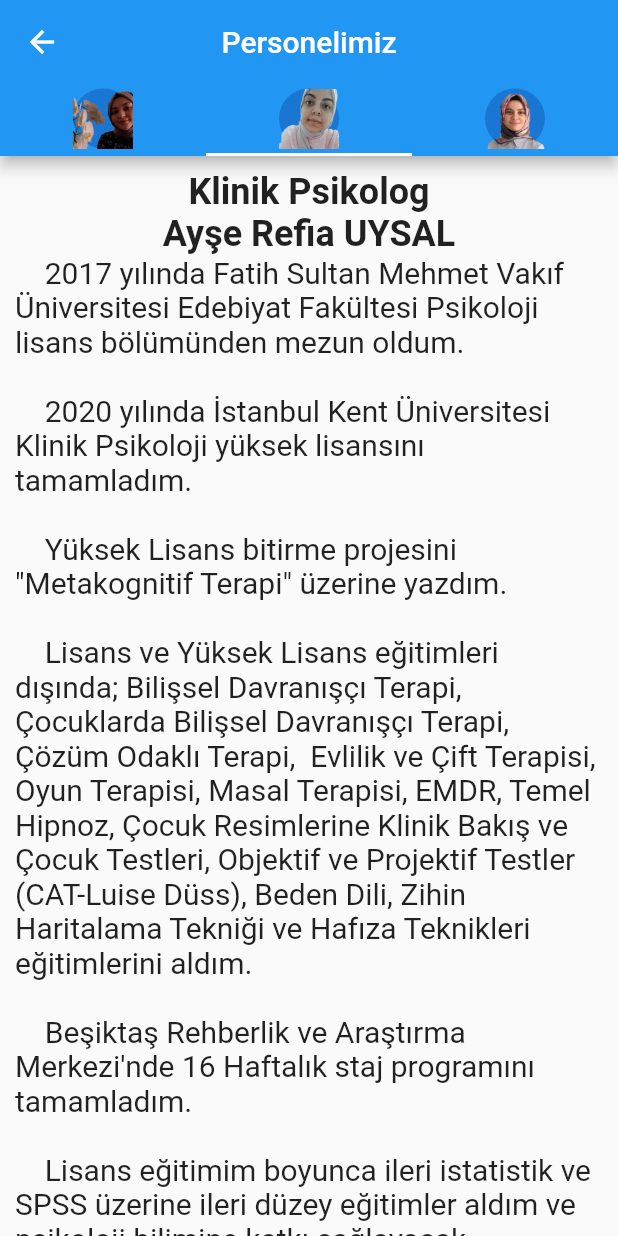
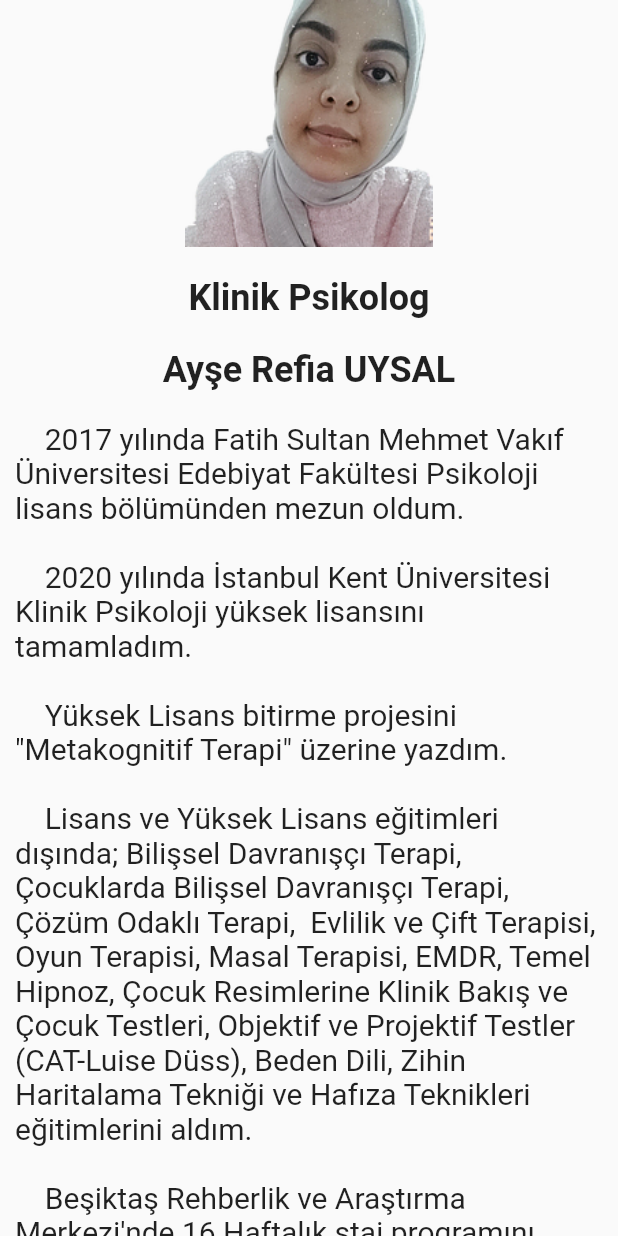
Before and after one commit to yakupbilgen/terapidukkanim, a Flutter app: the PersonelScreenBottomBar screen opened directly, on a phone screen of 412 x 824 dp. Run offline on Flutter 3.47's test engine with Material 2 defaults, Android fonts, the phone set to English and light mode, and no system bars; our stand-ins replace font_awesome_flutter.

Commit message:
personel screen edited

```diff
--- a/lib/screen/bottomappbar/personel.dart
+++ b/lib/screen/bottomappbar/personel.dart
@@ -5,10 +5,10 @@ import '../../widgets/personel_widget.dart';
 class PersonelScreenBottomBar extends StatelessWidget {
   @override
   Widget build(BuildContext context) {
-    final String ayseImage = 'assets/images/personel/ayse.png';
-    final String ayseTitle = 'Klinik Psikolog';
-    final String ayseName = 'Ayşe Refia UYSAL';
-    final String ayseText =
+    final String image = 'assets/images/personel/ayse.png';
+    final String title = 'Klinik Psikolog';
+    final String name = 'Ayşe Refia UYSAL';
+    final String desc =
         """    2017 yılında Fatih Sultan Mehmet Vakıf Üniversitesi Edebiyat Fakültesi Psikoloji lisans bölümünden mezun oldum.
 
     2020 yılında İstanbul Kent Üniversitesi Klinik Psikoloji yüksek lisansını tamamladım.
@@ -25,61 +25,10 @@ class PersonelScreenBottomBar extends StatelessWidget {
 
     Bireysel Terapi, Aile ve Çift Terapisi, Grup Terapisi (Yapılandırılmış Oyun Terapisi Ebeveyn Eğitimi) alanlarında danışan kabul etmekteyim.""";
 
-    final String elifNurImage = 'assets/images/personel/elifnur.png';
-    final String elifnurTitle = 'Psikolojik Danışman';
-    final String elifnurName = 'Elif Nur ERGÜN';
-    final String elifnurText =
-        """    2019 yılında Bahçeşehir Üniversitesi Eğitim Bilimleri Fakültesi Psikolojik Danışmanlık ve Rehberlik bölümünden mezun oldum.
-
-    2016-2019 Bahçeşehir Üniversitesi'nde Yrd. Dr. Nevin Dölek, Prof. Dr. Aynur Eren Gümüş, Prof. Dr. Özlem Karaırmak, Prof. Dr. Berna Güloğlu ve Prof. Dr. Bilge Uzun'dan birden fazla ders alarak ve Psikodrama Enstitüsü'nden Deniz Altınay'dan ders alma fırsatı bularak ayrıcalıklı bir lisans hayatı geçirdim.
-
-    2019 yılında, mezuniyetimden sonra gönüllü psikolojik danışma veren ekiplerle çalıştım.
-
-    2021 Ocak – Mart tarihlerinde İngiltere'deki bir psikolojik danışmanlık şirketi olan Lifelong Counseling’ten EMDR eğitimi aldım, teorik, uygulama ve süpervizyon aşamasından geçtim. Sertifikamı aldım.
-
-    Şuan Life Psikoloji'den Cinsel Terapi ve Evlilik ve Çift Terapi eğitimini alıyorum.
-
-    Ergen ve Yetişkin bireylerle çalışıyorum.""";
-
-    final String seymaImage = 'assets/images/personel/seyma.png';
-    final String seymaTitle = 'Psikolojik Danışman';
-    final String seymaName = 'Şeyma ALBAYRAK';
-    final String seymaText =
-        """    2016 yılında Erciyes Üniversitesi Eğitim Bilimleri Fakültesi Psikolojik Danışmanlık ve Rehberlik bölümünden mezun oldum.
-
-    2014-2016 yılları arasında ortaöğretim kurumlarında stajlarımı tamamladım. Ardından yaklaşık iki yıl ortaöğretim kurumlarında psikolojik danışmanlık yaptım. Şu an hala özel eğitim kurs merkezlerinde psikolojik danışmanlık hizmeti sunmaktayım.
-
-    Eğitim sürecimde ve sonrasında almış olduğum eğitimler; Hipnotik Yeniden İşleme Terapisi, Bilişsel Davranışçı Terapi, Çözüm Odaklı Kısa Süreli Terapi, Aile Danışmanlığı, Filial Terapi, Çocuk Resimlerinin Psiko-Pedagojik Analizi ve Çocuk Testleri Eğitimi, Projektif Testler, Çocuk İstismarında İlk Görüşme Teknikleri. Bireysel Terapi (Ergen-Yetişkin) , Aile Terapisi ve Ebeveyn-Çocuk İlişkisine (Filial Terapi) yönelik danışan kabul etmekteyim.""";
-    return DefaultTabController(
-      initialIndex: 1,
-      length: 3,
-      child: Scaffold(
-        appBar: AppBar(
-          centerTitle: true,
-          title: const Text('Personelimiz'),
-          bottom: TabBar(
-            tabs: <Widget>[
-              Tab(
-                icon: CircleAvatar(child: Image.asset(elifNurImage)),
-                iconMargin: EdgeInsets.all(100),
-              ),
-              Tab(
-                icon: CircleAvatar(child: Image.asset(ayseImage)),
-              ),
-              Tab(
-                icon: CircleAvatar(child: Image.asset(seymaImage)),
-              ),
-            ],
-          ),
-        ),
-        body: TabBarView(
-          children: <Widget>[
-            PersonelWidget(
-                title: elifnurTitle, name: elifnurName, text: elifnurText),
-            PersonelWidget(title: ayseTitle, name: ayseName, text: ayseText),
-            PersonelWidget(title: seymaTitle, name: seymaName, text: seymaText),
-          ],
-        ),
+    return Scaffold(
+      body: Container(
+        child:
+            PersonelWidget(image: image, title: title, name: name, desc: desc),
       ),
     );
   }
--- a/lib/screen/bottomappbar/services.dart
+++ b/lib/screen/bottomappbar/services.dart
@@ -1,5 +1,6 @@
 import 'package:flutter/material.dart';
 
+import '../../widgets/appointment_button.dart';
 import '../../widgets/services_screen_text.dart';
 
 class ServicesScreenBottomBar extends StatelessWidget {
@@ -32,10 +33,7 @@ class ServicesScreenBottomBar extends StatelessWidget {
                 SizedBox(
                   height: 20,
                 ),
-                ElevatedButton(
-                    onPressed: () =>
-                        Navigator.pushNamed(context, "/appointmentScreen"),
-                    child: Text('Randevu Almak İçin Tıklayın')),
+                AppointmentButton()
               ],
             ),
           ),
--- a/lib/widgets/personel_widget.dart
+++ b/lib/widgets/personel_widget.dart
@@ -1,41 +1,57 @@
 import 'package:flutter/material.dart';
 
+import 'appointment_button.dart';
+
 class PersonelWidget extends StatelessWidget {
-  PersonelWidget(
-      {Key key, @required this.title, @required this.name, @required this.text})
-      : super(key: key);
+  final String image;
   final String title;
   final String name;
-  final String text;
+  final String desc;
+
+  PersonelWidget(
+      {Key key,
+      @required this.image,
+      @required this.title,
+      @required this.name,
+      @required this.desc})
+      : super(key: key);
 
   @override
   Widget build(BuildContext context) {
+    Size deviceSize = MediaQuery.of(context).size;
     return SingleChildScrollView(
       child: Container(
-        margin: EdgeInsets.all(10),
+        padding: EdgeInsets.only(left: 10, right: 10),
         child: Column(
           children: [
+            SizedBox(
+              width: deviceSize.width,
+              height: deviceSize.height * 0.2,
+              child: Image.asset(this.image),
+            ),
+            SizedBox(height: 20),
             Text(
               title,
               style: TextStyle(
                   fontSize: Theme.of(context).textTheme.headline5.fontSize,
                   fontWeight: FontWeight.bold),
             ),
+            SizedBox(height: 20),
             Text(
               name,
               style: TextStyle(
                   fontSize: Theme.of(context).textTheme.headline5.fontSize,
                   fontWeight: FontWeight.bold),
             ),
+            SizedBox(height: 20),
             Text(
-              text,
+              desc,
               style: TextStyle(
                   fontSize: Theme.of(context).textTheme.headline6.fontSize),
             ),
-            ElevatedButton(
-                onPressed: () =>
-                    Navigator.pushNamed(context, "/appointmentScreen"),
-                child: Text('Randevu Almak İçin Tıklayınız.'))
+            SizedBox(height: 20),
+            AppointmentButton(),
+            SizedBox(height: 20),
           ],
         ),
       ),
```
Also changed, not shown: lib/main.dart (+5 -3 lines), lib/screen/bottomappbar/home.dart (+13 -18 lines), lib/widgets/appointment_button.dart (added, +22 -0 lines), pubspec.lock.
